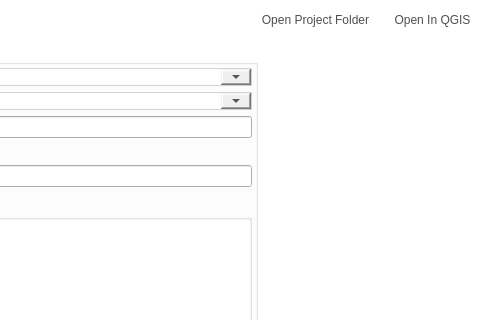
Old version of the form src/configmanager/ui/ui_projectwidget.ui in the repository roam-qgis/Roam; both pictures show x 814 to 1294 and y 0 to 320 of the 1294 by 726 pixel window.
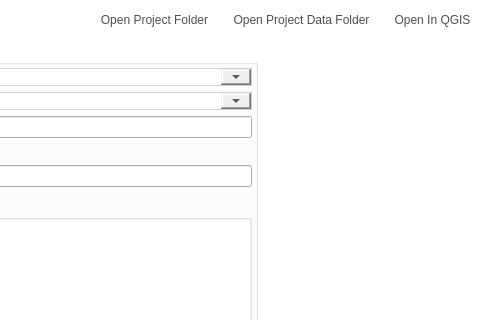
New version of the form. Icons and pictures are not drawn. Custom widgets are drawn as their Qt base class.

Commit message: Add open data and project folder buttons

The edit to the form file:
```diff
--- a/src/configmanager/ui/ui_projectwidget.ui
+++ b/src/configmanager/ui/ui_projectwidget.ui
@@ -229,7 +229,32 @@
       </widget>
      </item>
      <item>
-      <widget class="QToolButton" name="toolButton_5">
+      <widget class="QToolButton" name="openDataButton">
+       <property name="sizePolicy">
+        <sizepolicy hsizetype="Fixed" vsizetype="Fixed">
+         <horstretch>0</horstretch>
+         <verstretch>0</verstretch>
+        </sizepolicy>
+       </property>
+       <property name="text">
+        <string>Open Project Data Folder</string>
+       </property>
+       <property name="iconSize">
+        <size>
+         <width>24</width>
+         <height>24</height>
+        </size>
+       </property>
+       <property name="toolButtonStyle">
+        <enum>Qt::ToolButtonTextBesideIcon</enum>
+       </property>
+       <property name="autoRaise">
+        <bool>true</bool>
+       </property>
+      </widget>
+     </item>
+     <item>
+      <widget class="QToolButton" name="openinQGISButton">
        <property name="sizePolicy">
         <sizepolicy hsizetype="Fixed" vsizetype="Fixed">
          <horstretch>0</horstretch>
```
Left out of the diff: 2 changed lines with no effect on the pictures. The commit also changes 1 other file.
